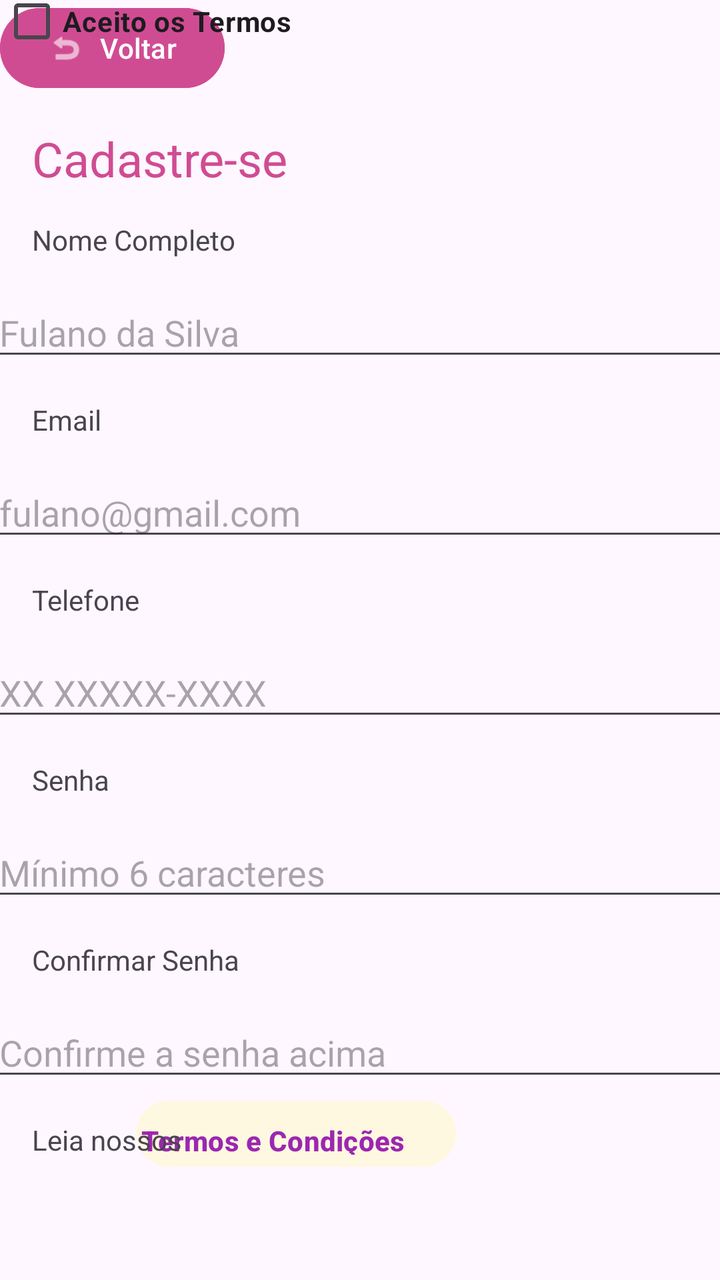
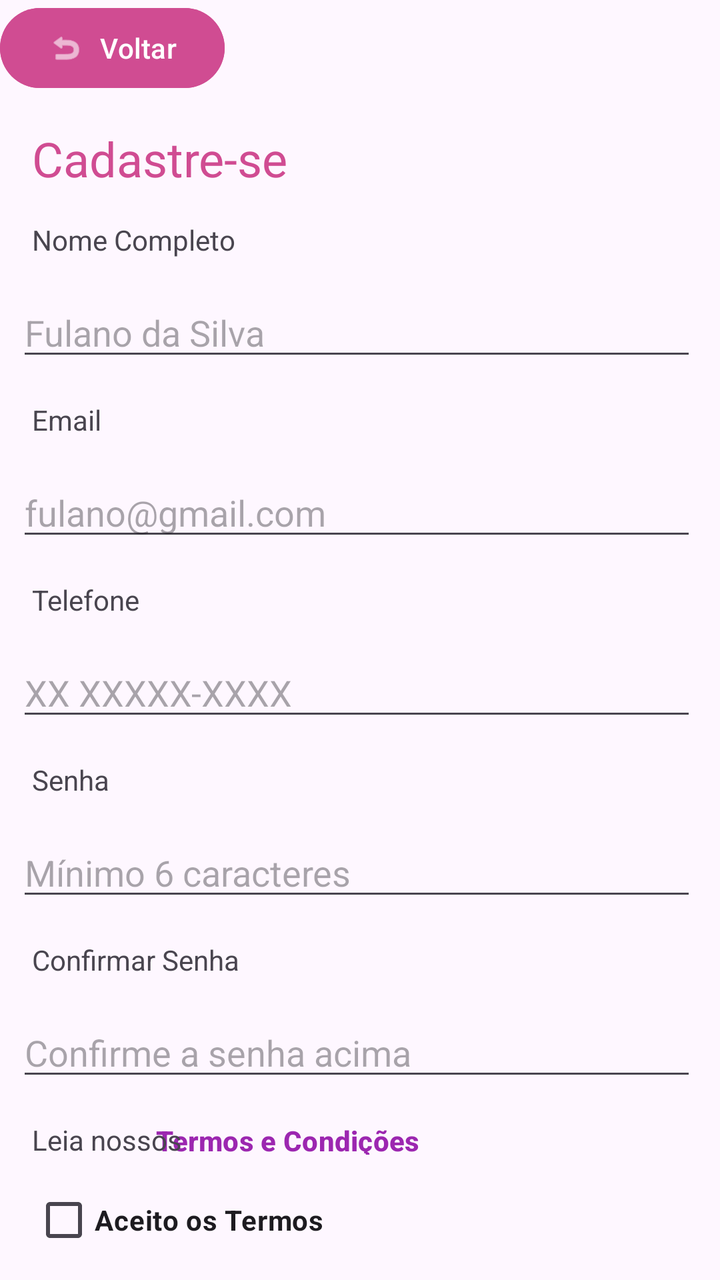

An Android layout rendered at two revisions. The XML below is the earlier revision; the diff shows what the commit changed to produce the second picture.
<!-- AndroidManifest.xml: application theme Theme.AngelaStore -->
<!-- res/layout/activity_register.xml -->
<?xml version="1.0" encoding="utf-8"?>
<androidx.constraintlayout.widget.ConstraintLayout xmlns:android="http://schemas.android.com/apk/res/android"
    xmlns:app="http://schemas.android.com/apk/res-auto"
    xmlns:tools="http://schemas.android.com/tools"
    android:id="@+id/register_activity"
    android:layout_width="match_parent"
    android:layout_height="match_parent"
    tools:context=".Register">

        <Button
            android:id="@+id/btnTermos"
            android:layout_width="160dp"
            android:layout_height="41dp"
            android:layout_marginTop="1dp"
            android:layout_marginRight="155dp"
            android:backgroundTint="#FFF8E1"
            android:paddingStart="1dp"
            android:paddingTop="10.2dp"
            android:text="Termos e Condições"
            android:textColor="#9C27B0"
            android:textStyle="bold"
            app:layout_constraintEnd_toEndOf="parent"
            app:layout_constraintStart_toEndOf="@+id/txtTermos"
            app:layout_constraintTop_toBottomOf="@+id/etConfirm" />

        <com.google.android.material.textfield.TextInputEditText
            android:id="@+id/etEmail"
            android:layout_width="372dp"
            android:layout_height="41dp"
            android:layout_marginTop="15dp"
            android:hint="fulano@gmail.com"
            app:layout_constraintEnd_toEndOf="parent"
            app:layout_constraintHorizontal_bias="0.41"
            app:layout_constraintStart_toStartOf="parent"
            app:layout_constraintTop_toBottomOf="@+id/txtEmail" />

        <TextView
            android:id="@+id/txtEmail"
            android:layout_width="wrap_content"
            android:layout_height="wrap_content"
            android:layout_marginStart="16dp"
            android:layout_marginTop="15dp"
            android:text="Email"
            app:layout_constraintStart_toStartOf="parent"
            app:layout_constraintTop_toBottomOf="@+id/etNome" />

        <Button
            android:id="@+id/btnVoltar"
            android:layout_width="wrap_content"
            android:layout_height="wrap_content"
            android:backgroundTint="#d04c92"
            android:text="Voltar"
            app:icon="@android:drawable/ic_menu_revert"
            app:layout_constraintStart_toStartOf="parent"
            app:layout_constraintTop_toTopOf="parent" />

        <TextView
            android:id="@+id/txtRegister"
            android:layout_width="wrap_content"
            android:layout_height="wrap_content"
            android:layout_marginStart="16dp"
            android:layout_marginTop="15dp"
            android:text="Cadastre-se"
            android:textColor="#d04c92"
            android:textSize="24sp"
            app:layout_constraintStart_toStartOf="parent"
            app:layout_constraintTop_toBottomOf="@+id/btnVoltar" />

        <TextView
            android:id="@+id/txtNome"
            android:layout_width="wrap_content"
            android:layout_height="wrap_content"
            android:layout_marginStart="16dp"
            android:layout_marginTop="15dp"
            android:text="Nome Completo"
            app:layout_constraintStart_toStartOf="parent"
            app:layout_constraintTop_toBottomOf="@+id/txtRegister" />

        <com.google.android.material.textfield.TextInputEditText
            android:id="@+id/etNome"
            android:layout_width="372dp"
            android:layout_height="41dp"
            android:layout_marginTop="15dp"
            android:hint="Fulano da Silva"
            app:layout_constraintEnd_toEndOf="parent"
            app:layout_constraintHorizontal_bias="0.41"
            app:layout_constraintStart_toStartOf="parent"
            app:layout_constraintTop_toBottomOf="@+id/txtNome" />

        <TextView
            android:id="@+id/txtTelefone"
            android:layout_width="wrap_content"
            android:layout_height="wrap_content"
            android:layout_marginStart="16dp"
            android:layout_marginTop="15dp"
            android:text="Telefone"
            app:layout_constraintStart_toStartOf="parent"
            app:layout_constraintTop_toBottomOf="@+id/etEmail" />

        <com.google.android.material.textfield.TextInputEditText
            android:id="@+id/etTelefone"
            android:layout_width="372dp"
            android:layout_height="41dp"
            android:layout_marginTop="15dp"
            android:hint="XX XXXXX-XXXX"
            app:layout_constraintEnd_toEndOf="parent"
            app:layout_constraintHorizontal_bias="0.41"
            app:layout_constraintStart_toStartOf="parent"
            app:layout_constraintTop_toBottomOf="@+id/txtTelefone" />

        <TextView
            android:id="@+id/txtSenha"
            android:layout_width="wrap_content"
            android:layout_height="wrap_content"
            android:layout_marginStart="16dp"
            android:layout_marginTop="15dp"
            android:text="Senha"
            app:layout_constraintStart_toStartOf="parent"
            app:layout_constraintTop_toBottomOf="@+id/etTelefone" />

        <com.google.android.material.textfield.TextInputEditText
            android:id="@+id/etSenha"
            android:layout_width="372dp"
            android:layout_height="41dp"
            android:layout_marginTop="15dp"
            android:hint="Mínimo 6 caracteres"
            app:layout_constraintEnd_toEndOf="parent"
            app:layout_constraintHorizontal_bias="0.41"
            app:layout_constraintStart_toStartOf="parent"
            app:layout_constraintTop_toBottomOf="@+id/txtSenha" />

        <TextView
            android:id="@+id/txtConfirm"
            android:layout_width="wrap_content"
            android:layout_height="wrap_content"
            android:layout_marginStart="16dp"
            android:layout_marginTop="15dp"
            android:text="Confirmar Senha"
            app:layout_constraintStart_toStartOf="parent"
            app:layout_constraintTop_toBottomOf="@+id/etSenha" />

        <com.google.android.material.textfield.TextInputEditText
            android:id="@+id/etConfirm"
            android:layout_width="372dp"
            android:layout_height="41dp"
            android:layout_marginTop="15dp"
            android:hint="Confirme a senha acima"
            app:layout_constraintEnd_toEndOf="parent"
            app:layout_constraintHorizontal_bias="0.41"
            app:layout_constraintStart_toStartOf="parent"
            app:layout_constraintTop_toBottomOf="@+id/txtConfirm" />

        <TextView
            android:id="@+id/txtTermos"
            android:layout_width="wrap_content"
            android:layout_height="wrap_content"
            android:layout_marginStart="16dp"
            android:layout_marginTop="15dp"
            android:text="Leia nossos"
            app:layout_constraintStart_toStartOf="parent"
            app:layout_constraintTop_toBottomOf="@+id/etConfirm" />

        <Button
            android:id="@+id/btnCadastrar"
            android:layout_width="150dp"
            android:layout_height="45dp"
            android:layout_marginTop="104dp"
            android:backgroundTint="#d04c92"
            android:text="Cadastrar"
            app:layout_constraintEnd_toEndOf="parent"
            app:layout_constraintHorizontal_bias="0.498"
            app:layout_constraintStart_toStartOf="parent"
            app:layout_constraintTop_toBottomOf="@+id/etConfirm" />

        <TextView
            android:id="@+id/txtCadastro"
            android:layout_width="wrap_content"
            android:layout_height="wrap_content"
            android:layout_marginTop="15dp"
            android:layout_marginRight="75dp"
            android:text="Já tem uma conta?"
            app:layout_constraintEnd_toEndOf="parent"
            app:layout_constraintStart_toStartOf="parent"
            app:layout_constraintTop_toBottomOf="@+id/btnCadastrar" />

        <Button
            android:id="@+id/btnGoCadastro"
            android:layout_width="wrap_content"
            android:layout_height="wrap_content"
            android:layout_marginTop="-1dp"
            android:layout_marginRight="90dp"
            android:backgroundTint="#FFF8E1"
            android:paddingStart="1dp"
            android:paddingTop="10.2dp"
            android:text="Faça login"
            android:textColor="#9C27B0"
            android:textStyle="bold"
            app:layout_constraintEnd_toEndOf="parent"
            app:layout_constraintStart_toEndOf="@+id/txtCadastro"
            app:layout_constraintTop_toBottomOf="@+id/btnCadastrar" />

        <CheckBox
            android:id="@+id/checkBox"
            android:layout_width="150dp"
            android:layout_height="21dp"
            android:paddingStart="-1dp"
            android:text="Aceito os Termos"
            android:textStyle="bold"
            tools:layout_editor_absoluteX="16dp"
            tools:layout_editor_absoluteY="597dp" />

        <TextView
            android:id="@+id/registerErrorMessage"
            android:layout_width="0dp"
            android:layout_height="wrap_content"
            android:textColor="#C62828"
            app:layout_constraintTop_toBottomOf="@+id/etSenha"
            app:layout_constraintStart_toStartOf="parent"
            app:layout_constraintEnd_toEndOf="parent"/>

</androidx.constraintlayout.widget.ConstraintLayout>
<!-- resources referenced by this layout -->
<resources>
  <style name="Theme.AngelaStore" parent="Base.Theme.AngelaStore" />
  <style name="Base.Theme.AngelaStore" parent="Theme.Material3.DayNight.NoActionBar">
          
          
      </style>
</resources>

<!-- the commit's change to res/layout/activity_register.xml (unified diff, before → after) -->
@@ -12,20 +12,23 @@
             android:layout_width="160dp"
             android:layout_height="41dp"
             android:layout_marginTop="1dp"
-            android:layout_marginRight="155dp"
-            android:backgroundTint="#FFF8E1"
-            android:paddingStart="1dp"
+            android:layout_marginRight="130dp"
+            android:paddingStart="-1dp"
             android:paddingTop="10.2dp"
             android:text="Termos e Condições"
             android:textColor="#9C27B0"
             android:textStyle="bold"
-            app:layout_constraintEnd_toEndOf="parent"
+            android:background="@android:color/transparent"
+            android:backgroundTint="@android:color/transparent"
+            style="?attr/borderlessButtonStyle"
+            app:layout_constraintEnd_toEndOf="parent"
+            app:layout_constraintHorizontal_bias="1.0"
             app:layout_constraintStart_toEndOf="@+id/txtTermos"
             app:layout_constraintTop_toBottomOf="@+id/etConfirm" />
 
         <com.google.android.material.textfield.TextInputEditText
             android:id="@+id/etEmail"
-            android:layout_width="372dp"
+            android:layout_width="340dp"
             android:layout_height="41dp"
             android:layout_marginTop="15dp"
             android:hint="fulano@gmail.com"
@@ -78,7 +81,7 @@
 
         <com.google.android.material.textfield.TextInputEditText
             android:id="@+id/etNome"
-            android:layout_width="372dp"
+            android:layout_width="340dp"
             android:layout_height="41dp"
             android:layout_marginTop="15dp"
             android:hint="Fulano da Silva"
@@ -99,7 +102,7 @@
 
         <com.google.android.material.textfield.TextInputEditText
             android:id="@+id/etTelefone"
-            android:layout_width="372dp"
+            android:layout_width="340dp"
             android:layout_height="41dp"
             android:layout_marginTop="15dp"
             android:hint="XX XXXXX-XXXX"
@@ -120,7 +123,7 @@
 
         <com.google.android.material.textfield.TextInputEditText
             android:id="@+id/etSenha"
-            android:layout_width="372dp"
+            android:layout_width="340dp"
             android:layout_height="41dp"
             android:layout_marginTop="15dp"
             android:hint="Mínimo 6 caracteres"
@@ -141,7 +144,7 @@
 
         <com.google.android.material.textfield.TextInputEditText
             android:id="@+id/etConfirm"
-            android:layout_width="372dp"
+            android:layout_width="340dp"
             android:layout_height="41dp"
             android:layout_marginTop="15dp"
             android:hint="Confirme a senha acima"
@@ -189,7 +192,9 @@
             android:layout_height="wrap_content"
             android:layout_marginTop="-1dp"
             android:layout_marginRight="90dp"
-            android:backgroundTint="#FFF8E1"
+            android:background="@android:color/transparent"
+            android:backgroundTint="@android:color/transparent"
+            style="?attr/borderlessButtonStyle"
             android:paddingStart="1dp"
             android:paddingTop="10.2dp"
             android:text="Faça login"
@@ -203,11 +208,13 @@
             android:id="@+id/checkBox"
             android:layout_width="150dp"
             android:layout_height="21dp"
+            android:layout_marginStart="16dp"
+            android:layout_marginTop="12dp"
             android:paddingStart="-1dp"
             android:text="Aceito os Termos"
             android:textStyle="bold"
-            tools:layout_editor_absoluteX="16dp"
-            tools:layout_editor_absoluteY="597dp" />
+            app:layout_constraintStart_toStartOf="parent"
+            app:layout_constraintTop_toBottomOf="@+id/btnTermos" />
 
         <TextView
             android:id="@+id/registerErrorMessage"
